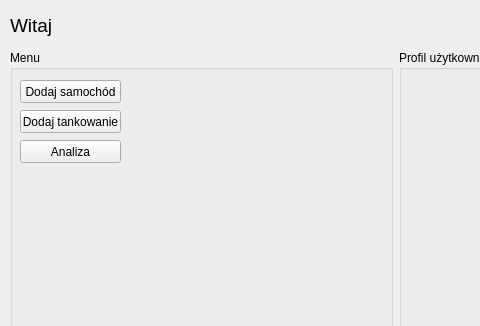
The window that mainmenugui.ui (Barto-Paja/iDocCar) describes before a commit, drawn with Qt 5; both pictures show x 0 to 480 and y 0 to 326 of the 800 by 600 pixel window.
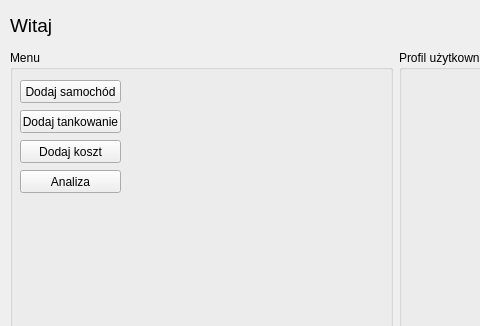
The same window after the commit.

Diff of the .ui file:
```diff
--- a/mainmenugui.ui
+++ b/mainmenugui.ui
@@ -66,7 +66,7 @@
         <property name="geometry">
          <rect>
           <x>10</x>
-          <y>90</y>
+          <y>120</y>
           <width>101</width>
           <height>23</height>
          </rect>
@@ -75,6 +75,19 @@
          <string>Analiza</string>
         </property>
        </widget>
+       <widget class="QPushButton" name="pushButton_4">
+        <property name="geometry">
+         <rect>
+          <x>10</x>
+          <y>90</y>
+          <width>101</width>
+          <height>23</height>
+         </rect>
+        </property>
+        <property name="text">
+         <string>Dodaj koszt</string>
+        </property>
+       </widget>
       </widget>
      </item>
     </layout>
```
